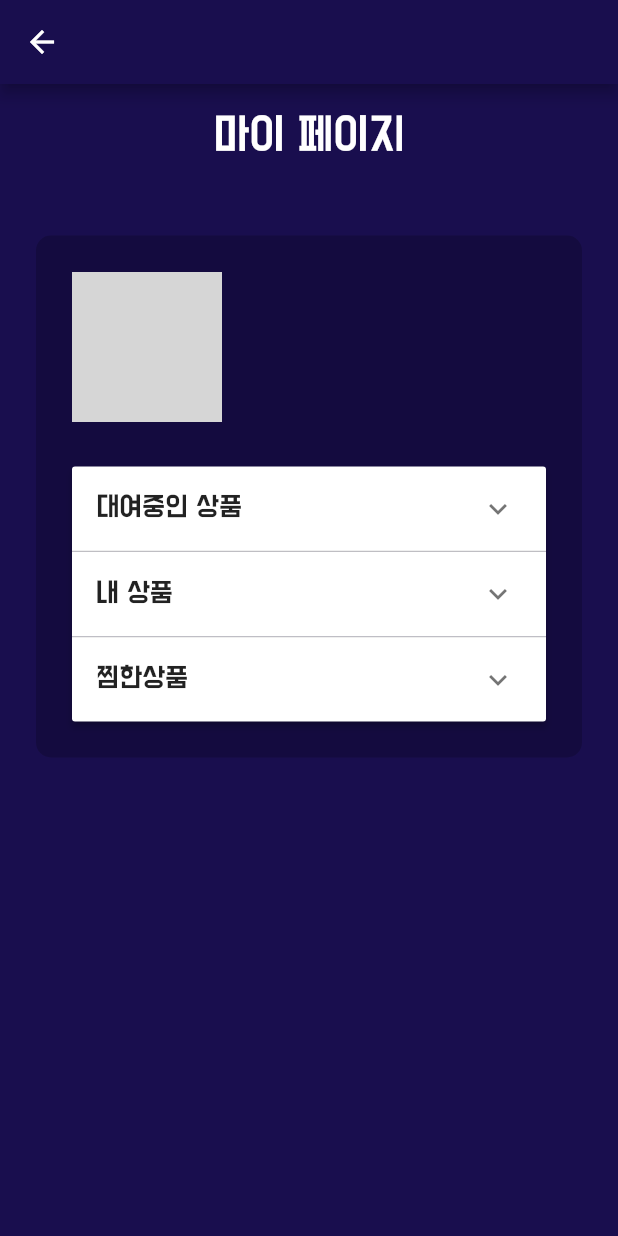
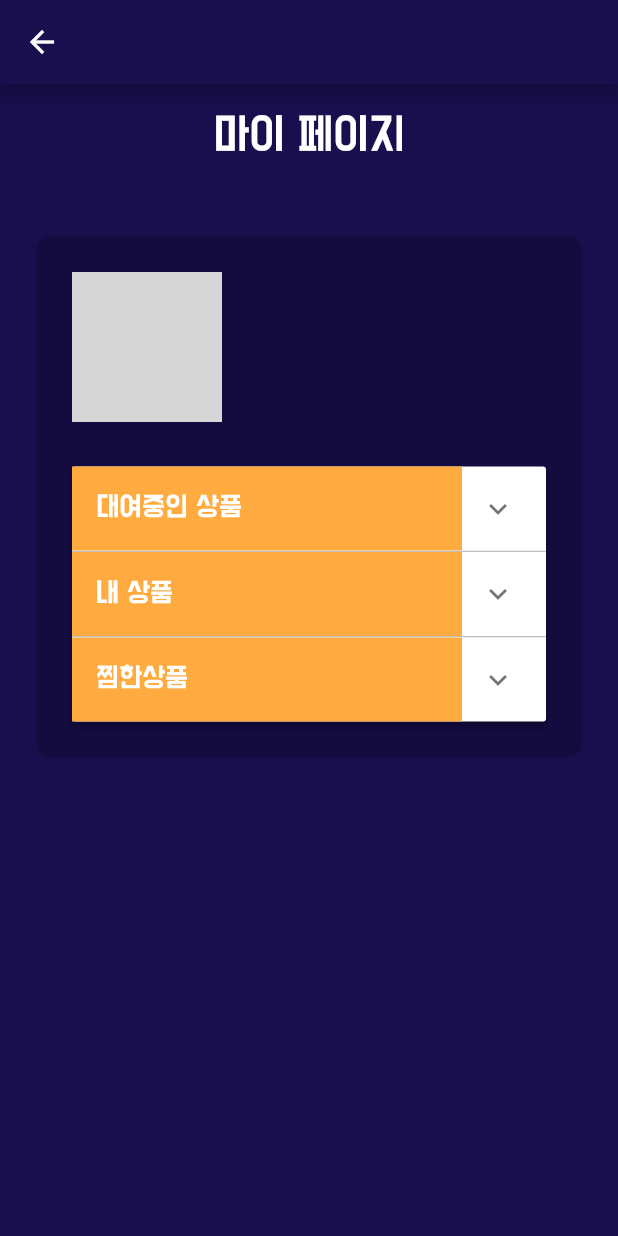
Before and after one commit to viaSSH/ddip, a Flutter app: the MyPage screen opened by its route, on a phone screen of 412 x 824 dp. Run offline on Flutter 3.47's test engine with Material 2 defaults, Android fonts, the phone set to English and light mode, and no system bars; our stand-ins replace cloud_firestore, firebase_auth, firebase_storage, google_maps_flutter, google_sign_in, image_picker; missing offline and left inert: date_range_picker, multi_image_picker; accounts and stored records are empty; network calls fail; grey boxes are pictures that could not be loaded.

Commit message:
ui 수정 2

```diff
--- a/lib/home.dart
+++ b/lib/home.dart
@@ -116,13 +116,13 @@ class _HomePageState extends State<HomePage> {
       ),
       drawer: Drawer(
         child: Container(
-          color: Colors.indigo,
+          color: Colors.orangeAccent,
           child: ListView(
             children: <Widget>[
               DrawerHeader(
                 child: Text("${user.displayName} 회원님 반갑습네다",style:TextStyle(color:Colors.white)),
                 decoration: BoxDecoration(
-                  color: Colors.blue
+                  color: Colors.orange
                 ),
               ),
               ListTile(
@@ -221,7 +221,7 @@ class _HomePageState extends State<HomePage> {
                   child: Row(
                       children:[
                         Text("가격: "+
-                            document['price'].toString(),
+                            document['price'].toString() + "원",
                             style:TextStyle(fontSize: 14.0, color: Colors.white)
                         ),
                       ]
--- a/lib/myPage.dart
+++ b/lib/myPage.dart
@@ -151,11 +151,18 @@ class _UserInfoState extends State<_UserInfoSection> {
                       children: _data.map<ExpansionPanel>((Item item) {
                       return ExpansionPanel(
                         headerBuilder: (BuildContext context, bool isExpanded) {
-                        return ListTile(
-                          title: Text(item.headerValue),
+                          return Container (
+                                    decoration: new BoxDecoration (
+                                        color: Colors.orangeAccent
+                                    ),
+                                    child: new ListTile (
+                                        title: Text(item.headerValue,style:TextStyle(color:Colors.white))
+                                    )
                                 );
                           },
-                          body: ListTile(
+                          body: Container(
+
+                            child: ListTile(
 //                          title: Text(item.expandedValue),
                             subtitle:  StreamBuilder<QuerySnapshot>(
                                 stream:
@@ -183,6 +190,7 @@ class _UserInfoState extends State<_UserInfoSection> {
                                     ),
                                   );
                                 }
+                            ),
                          ),
                           ),
                           isExpanded: item.isExpanded,
```
Lines whose indentation alone changed are shown as unchanged.
